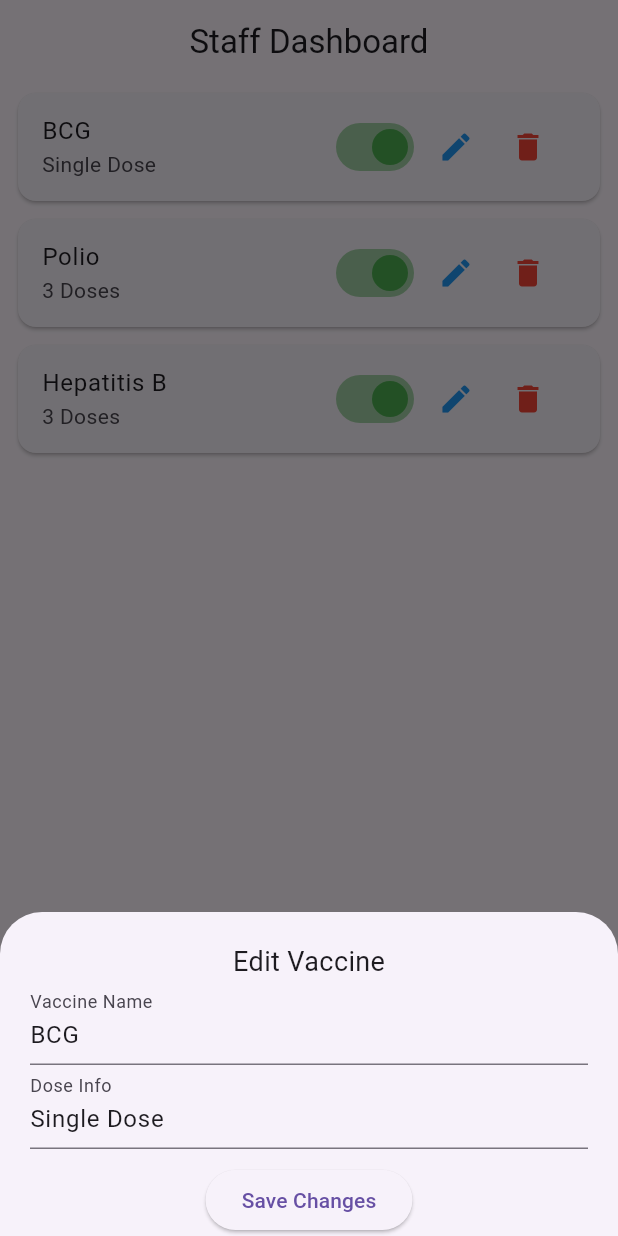
After one commit to AN-7878/Vaccine_Scheduler, a Flutter app: the SdPage screen opened directly, after a tap on the "edit" icon, on a phone screen of 412 x 824 dp. The commit adds this screen. Run offline on Flutter 3.47's test engine with Material 3 defaults, Android fonts, the phone set to English and light mode, and no system bars; our stand-ins replace image_picker.

Commit message:
staff dashboard added

```diff
--- a/lib/parent_dashboard/pdashboard.dart
+++ b/lib/parent_dashboard/pdashboard.dart
@@ -1,7 +1,7 @@
 import 'package:flutter/material.dart';
 import 'appointment_page/appointment.dart';
 import 'package:vaccine_scheduler/parent_dashboard/child_profile/child_profile.dart';
-import '../../login_page/login.dart';
+import 'package:vaccine_scheduler/login_page/login.dart';
 import 'package:vaccine_scheduler/parent_dashboard/vaccine_timeline/timeline.dart';
 
 class ParentDashboard extends StatefulWidget {
--- /dev/null
+++ b/lib/staff_dashboard/staff.dart
@@ -0,0 +1,205 @@
+import 'package:flutter/material.dart';
+import 'package:vaccine_scheduler/login_page/login.dart';
+
+void main() {
+  runApp(const StaffDashboard());
+}
+
+class StaffDashboard extends StatelessWidget {
+  const StaffDashboard({super.key});
+
+  @override
+  Widget build(BuildContext context) {
+    return MaterialApp(
+      title: 'Staff Dashboard',
+      theme: ThemeData(primarySwatch: Colors.yellow),
+      debugShowCheckedModeBanner: false,
+      home: StaffDashboard(),
+    );
+  }
+}
+
+class Vaccine {
+  String name;
+  String dose;
+  bool available;
+
+  Vaccine({required this.name, required this.dose, this.available = true});
+}
+
+class SdPage extends StatefulWidget {
+  const SdPage({super.key});
+  @override
+  State<SdPage> createState() => _SdPageState();
+}
+
+class _SdPageState extends State<SdPage> {
+  List<Vaccine> vaccines = [
+    Vaccine(name: "BCG", dose: "Single Dose"),
+    Vaccine(name: "Polio", dose: "3 Doses"),
+    Vaccine(name: "Hepatitis B", dose: "3 Doses"),
+  ];
+
+  final _formKey = GlobalKey<FormState>();
+  final _nameController = TextEditingController();
+  final _doseController = TextEditingController();
+
+  void _addVaccine() {
+    if (_formKey.currentState!.validate()) {
+      setState(() {
+        vaccines.add(
+          Vaccine(name: _nameController.text, dose: _doseController.text),
+        );
+      });
+      _nameController.clear();
+      _doseController.clear();
+      Navigator.pop(context);
+    }
+  }
+
+  void _editVaccine(int index) {
+    _nameController.text = vaccines[index].name;
+    _doseController.text = vaccines[index].dose;
+
+    showModalBottomSheet(
+      context: context,
+      isScrollControlled: true,
+      builder: (_) => Padding(
+        padding: EdgeInsets.only(
+          bottom: MediaQuery.of(context).viewInsets.bottom,
+          top: 20,
+          left: 20,
+          right: 20,
+        ),
+        child: Form(
+          key: _formKey,
+          child: Column(
+            mainAxisSize: MainAxisSize.min,
+            children: [
+              Text("Edit Vaccine", style: TextStyle(fontSize: 18)),
+              TextFormField(
+                controller: _nameController,
+                decoration: InputDecoration(labelText: "Vaccine Name"),
+                validator: (value) =>
+                    value!.isEmpty ? "Enter vaccine name" : null,
+              ),
+              TextFormField(
+                controller: _doseController,
+                decoration: InputDecoration(labelText: "Dose Info"),
+                validator: (value) => value!.isEmpty ? "Enter dose info" : null,
+              ),
+              SizedBox(height: 10),
+              ElevatedButton(
+                onPressed: () {
+                  if (_formKey.currentState!.validate()) {
+                    setState(() {
+                      vaccines[index].name = _nameController.text;
+                      vaccines[index].dose = _doseController.text;
+                    });
+                    _nameController.clear();
+                    _doseController.clear();
+                    Navigator.pop(context);
+                  }
+                },
+                child: Text("Save Changes"),
+              ),
+            ],
+          ),
+        ),
+      ),
+    );
+  }
+
+  void _showAddVaccineForm() {
+    _nameController.clear();
+    _doseController.clear();
+
+    showModalBottomSheet(
+      context: context,
+      isScrollControlled: true,
+      builder: (_) => Padding(
+        padding: EdgeInsets.only(
+          bottom: MediaQuery.of(context).viewInsets.bottom,
+          top: 20,
+          left: 20,
+          right: 20,
+        ),
+        child: Form(
+          key: _formKey,
+          child: Column(
+            mainAxisSize: MainAxisSize.min,
+            children: [
+              Text("Add Vaccine", style: TextStyle(fontSize: 18)),
+              TextFormField(
+                controller: _nameController,
+                decoration: InputDecoration(labelText: "Vaccine Name"),
+                validator: (value) =>
+                    value!.isEmpty ? "Enter vaccine name" : null,
+              ),
+              TextFormField(
+                controller: _doseController,
+                decoration: InputDecoration(labelText: "Dose Info"),
+                validator: (value) => value!.isEmpty ? "Enter dose info" : null,
+              ),
+              SizedBox(height: 10),
+              ElevatedButton(
+                onPressed: _addVaccine,
+                child: Text("Add Vaccine"),
+              ),
+            ],
+          ),
+        ),
+      ),
+    );
+  }
+
+  @override
+  Widget build(BuildContext context) {
+    return Scaffold(
+      appBar: AppBar(title: Text("Staff Dashboard"), centerTitle: true),
+      body: ListView.builder(
+        itemCount: vaccines.length,
+        itemBuilder: (context, index) {
+          final vaccine = vaccines[index];
+          return Card(
+            margin: EdgeInsets.symmetric(vertical: 6, horizontal: 12),
+            child: ListTile(
+              title: Text(vaccine.name),
+              subtitle: Text(vaccine.dose),
+              trailing: Row(
+                mainAxisSize: MainAxisSize.min,
+                children: [
+                  Switch(
+                    value: vaccine.available,
+                    onChanged: (val) {
+                      setState(() {
+                        vaccine.available = val;
+                      });
+                    },
+                    activeColor: Colors.green,
+                  ),
+                  IconButton(
+                    icon: Icon(Icons.edit, color: Colors.blue),
+                    onPressed: () => _editVaccine(index),
+                  ),
+                  IconButton(
+                    icon: Icon(Icons.delete, color: Colors.red),
+                    onPressed: () {
+                      setState(() {
+                        vaccines.removeAt(index);
+                      });
+                    },
+                  ),
+                ],
+              ),
+            ),
+          );
+        },
+      ),
+      floatingActionButton: FloatingActionButton(
+        onPressed: _showAddVaccineForm,
+        child: Icon(Icons.add),
+      ),
+    );
+  }
+}
```
Also changed, not shown: lib/login_page/login.dart (+13 -1 lines).
